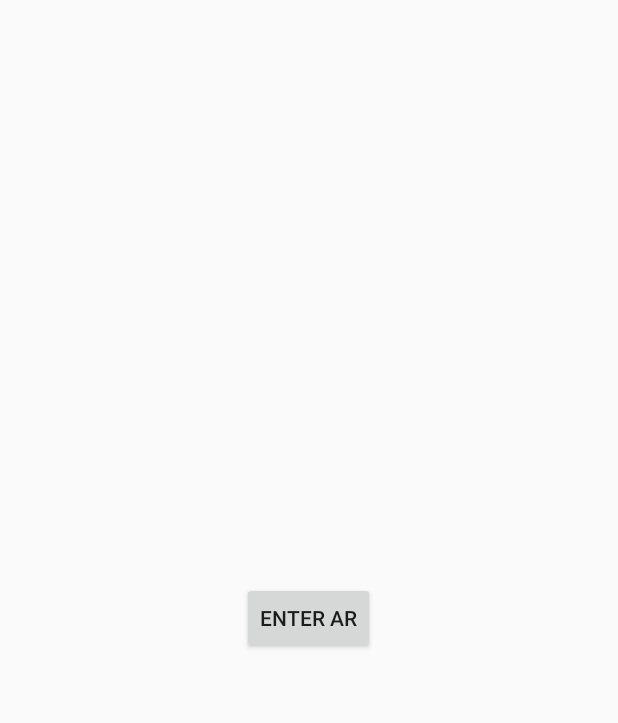
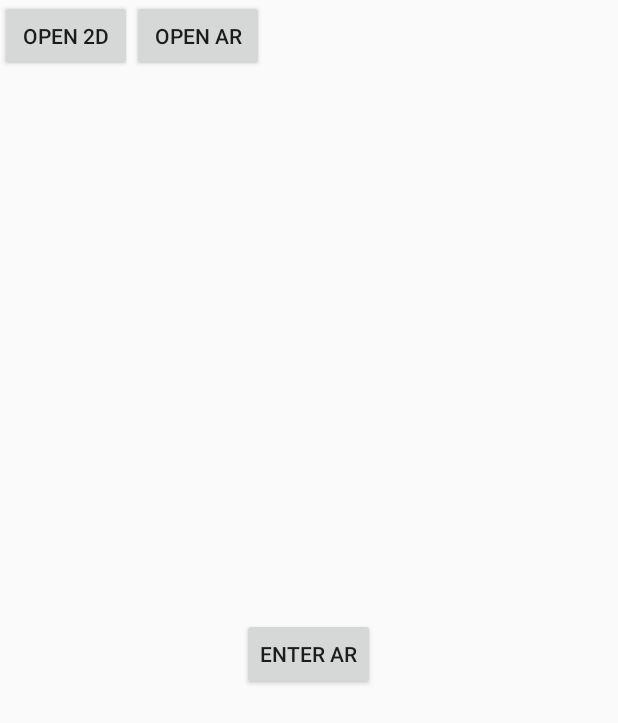
Before and after one commit to volodia-chornenkyy/arcore-basic-demo, an Android app: the layout activity_main.xml on its own in the app's theme, with its tools: preview values and no code run, on a phone screen of 412 x 824 dp. Shown: the top 723 px of the screen. Run offline under Robolectric (Android 15) with nearby library versions, the phone set to English and light mode, and no system bars.

```diff
--- a/app/src/main/java/com/chornenkyiv/balloonshooter/ar/ARCoreAvailabilityCallback.kt
+++ b/app/src/main/java/com/chornenkyiv/balloonshooter/ar/ARCoreAvailabilityCallback.kt
@@ -2,5 +2,5 @@ package com.chornenkyiv.balloonshooter.ar
 
 interface ARCoreAvailabilityCallback {
 
-    fun handleARCoreAvailability(available: Boolean)
+    fun handleARCoreAvailability(status: ARCoreAvailabilityStatus)
 }
--- /dev/null
+++ b/app/src/main/java/com/chornenkyiv/balloonshooter/ar/ARCoreAvailabilityStatus.java
@@ -0,0 +1,6 @@
+package com.chornenkyiv.balloonshooter.ar;
+
+public enum ARCoreAvailabilityStatus {
+
+    AVAILABLE, NEED_INSTALL
+}
--- a/app/src/main/res/layout/activity_main.xml
+++ b/app/src/main/res/layout/activity_main.xml
@@ -6,13 +6,29 @@
     android:layout_height="match_parent"
     tools:context=".MainActivity">
 
+    <Button
+        android:id="@+id/btnOpen2d"
+        android:layout_width="wrap_content"
+        android:layout_height="wrap_content"
+        android:text="Open 2D"
+        app:layout_constraintLeft_toLeftOf="parent"
+        app:layout_constraintTop_toTopOf="parent" />
+
+    <Button
+        android:id="@+id/btnOpenAr"
+        android:layout_width="wrap_content"
+        android:layout_height="wrap_content"
+        android:text="Open AR"
+        app:layout_constraintLeft_toRightOf="@id/btnOpen2d"
+        app:layout_constraintTop_toTopOf="parent" />
+
     <FrameLayout
         android:id="@+id/arContainer"
         android:layout_width="match_parent"
         android:layout_height="0dp"
         android:visibility="gone"
         app:layout_constraintBottom_toBottomOf="parent"
-        app:layout_constraintTop_toTopOf="parent"
+        app:layout_constraintTop_toBottomOf="@id/btnOpen2d"
         tools:visibility="visible">
 
         <Button
```
Also changed, not shown: app/src/main/java/com/chornenkyiv/balloonshooter/MainActivity.kt (+26 -16 lines), app/src/main/java/com/chornenkyiv/balloonshooter/ar/ARCoreHelper.kt (+20 -11 lines).
